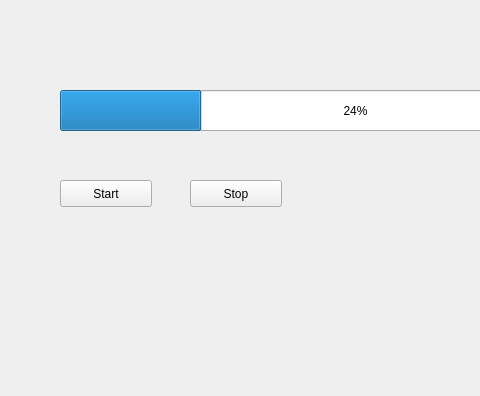
Old version of the form Timer/mainwindow.ui in the repository wlshiu/my_qt5; both pictures show x 0 to 480 and y 0 to 396 of the 697 by 396 pixel window.
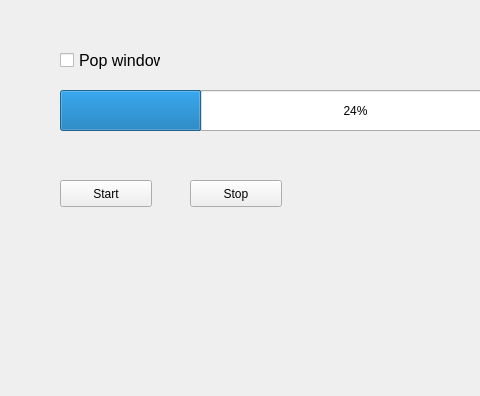
New version of the form.

Commit message: add pop window

Diff of the .ui file:
```diff
--- a/Timer/mainwindow.ui
+++ b/Timer/mainwindow.ui
@@ -53,6 +53,24 @@
      <string>Stop</string>
     </property>
    </widget>
+   <widget class="QCheckBox" name="checkBox">
+    <property name="geometry">
+     <rect>
+      <x>60</x>
+      <y>50</y>
+      <width>101</width>
+      <height>21</height>
+     </rect>
+    </property>
+    <property name="font">
+     <font>
+      <pointsize>12</pointsize>
+     </font>
+    </property>
+    <property name="text">
+     <string>Pop window</string>
+    </property>
+   </widget>
   </widget>
   <widget class="QMenuBar" name="menubar">
    <property name="geometry">
```
The commit also changes 6 other files.
